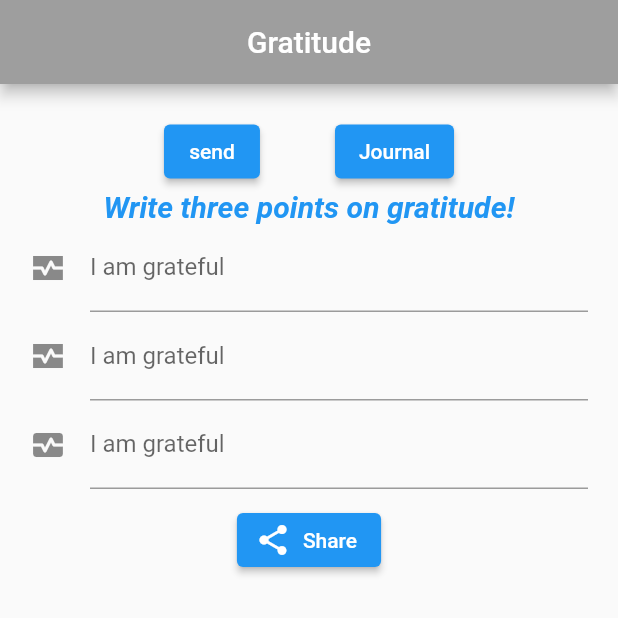
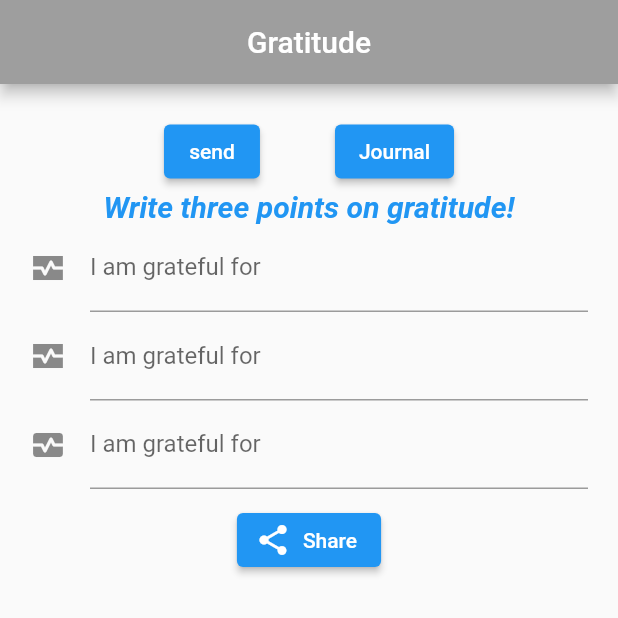
Before and after one commit to Chethandoreswamy/Hackthon, a Flutter app: the screen it shows after launch, on a phone screen of 412 x 824 dp, the top half of it. Run offline on Flutter 3.47's test engine with Material 2 defaults, Android fonts, the phone set to English and light mode, and no system bars.

Commit message:
initial commit

```diff
--- a/lib/main.dart
+++ b/lib/main.dart
@@ -12,6 +12,7 @@ class MyApp extends StatelessWidget{
     );
   }
 }
+
 
 class Home extends StatefulWidget{
   @override
@@ -82,7 +83,7 @@ class _HomeState extends State<Home> {
                 TextField(
                     controller: Field1,
                     decoration: InputDecoration(
-                      labelText: "I am grateful",
+                      labelText: "I am grateful for",
                       icon: Icon(Icons.monitor_heart_sharp),
 
                     )
@@ -90,7 +91,7 @@ class _HomeState extends State<Home> {
                 TextField(
                     controller: Field2,
                     decoration: InputDecoration(
-                      labelText: "I am grateful",
+                      labelText: "I am grateful for",
                       icon: Icon(Icons.monitor_heart_sharp), //icon at head of input
                     )
                 ),
@@ -100,7 +101,7 @@ class _HomeState extends State<Home> {
                     decoration: InputDecoration(
                         icon: Icon(Icons.monitor_heart_rounded), //icon at head of input
                         //prefixIcon: Icon(Icons.people), //you can use prefixIcon property too.
-                        labelText: "I am grateful",
+                        labelText: "I am grateful for",
                         //icon at tail of input
                     )
                 ),
```
Also changed, not shown: pubspec.lock.
